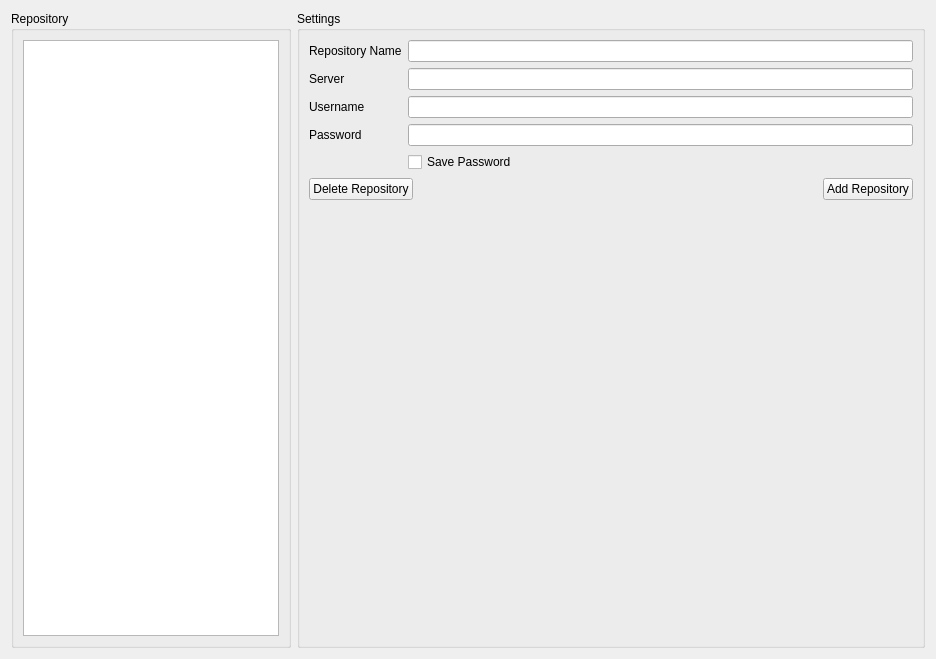
babak-ab/RedminePlugin, file RedminePlugin/SettingsWidget.ui: the form before one commit.
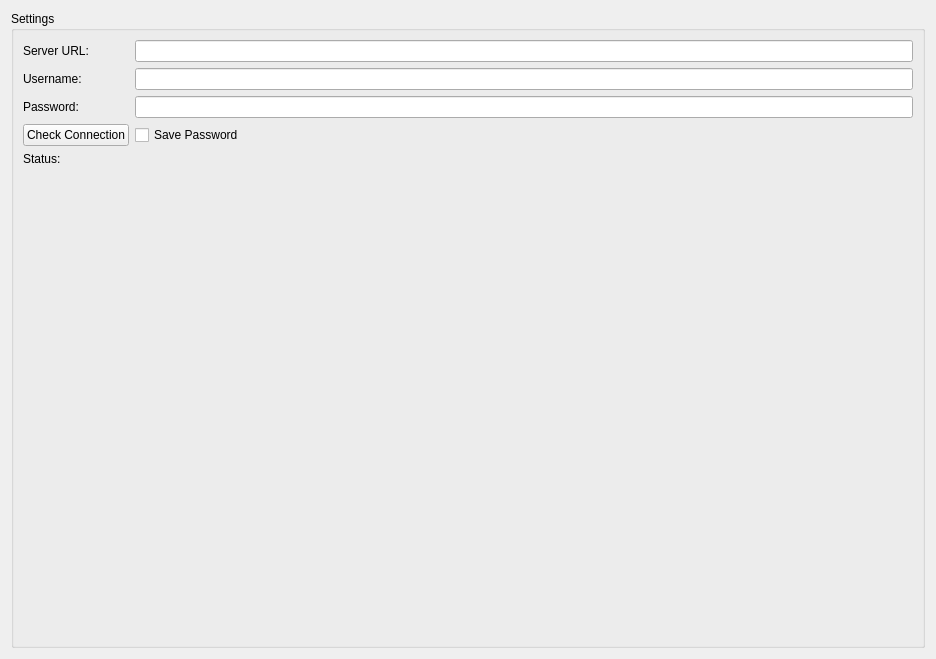
The form after the commit.

What changed in the file:
```diff
--- a/RedminePlugin/SettingsWidget.ui
+++ b/RedminePlugin/SettingsWidget.ui
@@ -13,23 +13,7 @@
   <property name="windowTitle">
    <string>Form</string>
   </property>
-  <layout class="QHBoxLayout" name="horizontalLayout_2" stretch="0,1">
-   <item>
-    <widget class="QGroupBox" name="groupRepos">
-     <property name="title">
-      <string>Repository</string>
-     </property>
-     <layout class="QVBoxLayout" name="verticalLayout_2">
-      <item>
-       <widget class="QListWidget" name="listWidget">
-        <property name="editTriggers">
-         <set>QAbstractItemView::NoEditTriggers</set>
-        </property>
-       </widget>
-      </item>
-     </layout>
-    </widget>
-   </item>
+  <layout class="QHBoxLayout" name="horizontalLayout_2" stretch="1">
    <item>
     <widget class="QGroupBox" name="groupSettings">
      <property name="title">
@@ -40,68 +24,68 @@
        <layout class="QVBoxLayout" name="verticalLayout">
         <item>
          <layout class="QGridLayout" name="gridLayout">
-          <item row="0" column="0">
-           <widget class="QLabel" name="label_2">
-            <property name="text">
-             <string>Repository Name</string>
-            </property>
-           </widget>
-          </item>
-          <item row="1" column="0">
-           <widget class="QLabel" name="label_3">
-            <property name="text">
-             <string>Server</string>
-            </property>
-           </widget>
-          </item>
-          <item row="2" column="0">
-           <widget class="QLabel" name="label">
-            <property name="text">
-             <string>Username</string>
-            </property>
-           </widget>
-          </item>
-          <item row="3" column="0">
-           <widget class="QLabel" name="label_4">
-            <property name="text">
-             <string>Password</string>
-            </property>
-           </widget>
-          </item>
           <item row="0" column="1">
-           <widget class="QLineEdit" name="repoName"/>
+           <widget class="QLineEdit" name="lineEdit_server"/>
+          </item>
+          <item row="3" column="1">
+           <widget class="QCheckBox" name="checkBox_savePassword">
+            <property name="text">
+             <string>Save Password</string>
+            </property>
+           </widget>
           </item>
           <item row="1" column="1">
            <widget class="QLineEdit" name="repoServer"/>
           </item>
           <item row="2" column="1">
-           <widget class="QLineEdit" name="repoUser"/>
-          </item>
-          <item row="3" column="1">
-           <widget class="QLineEdit" name="repoPassword">
+           <widget class="QLineEdit" name="lineEdit_password">
             <property name="echoMode">
              <enum>QLineEdit::Password</enum>
             </property>
            </widget>
           </item>
-          <item row="4" column="1">
-           <widget class="QCheckBox" name="repoSavePassword">
+          <item row="0" column="0">
+           <widget class="QLabel" name="label_3">
             <property name="text">
-             <string>Save Password</string>
+             <string>Server URL:</string>
+            </property>
+           </widget>
+          </item>
+          <item row="2" column="0">
+           <widget class="QLabel" name="label_4">
+            <property name="text">
+             <string>Password:</string>
+            </property>
+           </widget>
+          </item>
+          <item row="1" column="0">
+           <widget class="QLabel" name="label">
+            <property name="text">
+             <string>Username:</string>
+            </property>
+           </widget>
+          </item>
+          <item row="3" column="0">
+           <widget class="QPushButton" name="pushButton_checkConnection">
+            <property name="text">
+             <string>Check Connection</string>
             </property>
            </widget>
           </item>
          </layout>
         </item>
+        <item>
+         <widget class="QLabel" name="label_status">
+          <property name="styleSheet">
+           <string notr="true"/>
+          </property>
+          <property name="text">
+           <string>Status:</string>
+          </property>
+         </widget>
+        </item>
         <item>
          <layout class="QHBoxLayout" name="horizontalLayout">
-          <item>
-           <widget class="QPushButton" name="buttonDelete">
-            <property name="text">
-             <string>Delete Repository</string>
-            </property>
-           </widget>
-          </item>
           <item>
            <spacer name="horizontalSpacer">
             <property name="orientation">
@@ -115,13 +99,6 @@
             </property>
            </spacer>
           </item>
-          <item>
-           <widget class="QPushButton" name="buttonAddRepo">
-            <property name="text">
-             <string>Add Repository</string>
-            </property>
-           </widget>
-          </item>
          </layout>
         </item>
         <item>
```
Left out of the diff: 9 changed lines with no effect on the pictures.
